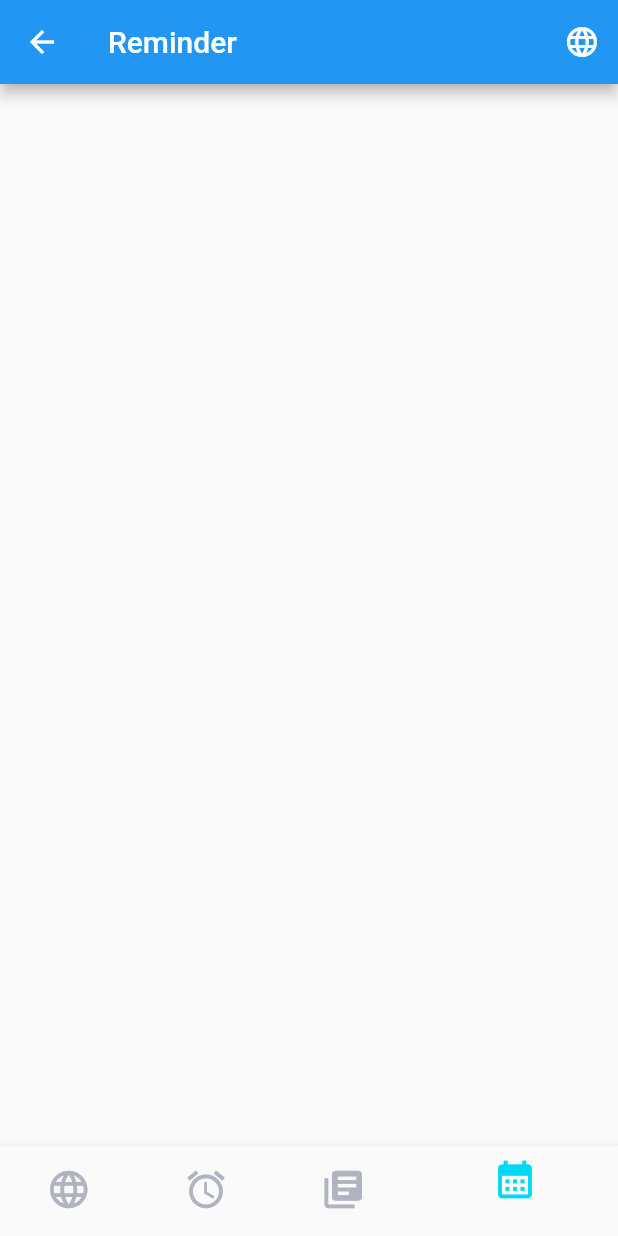
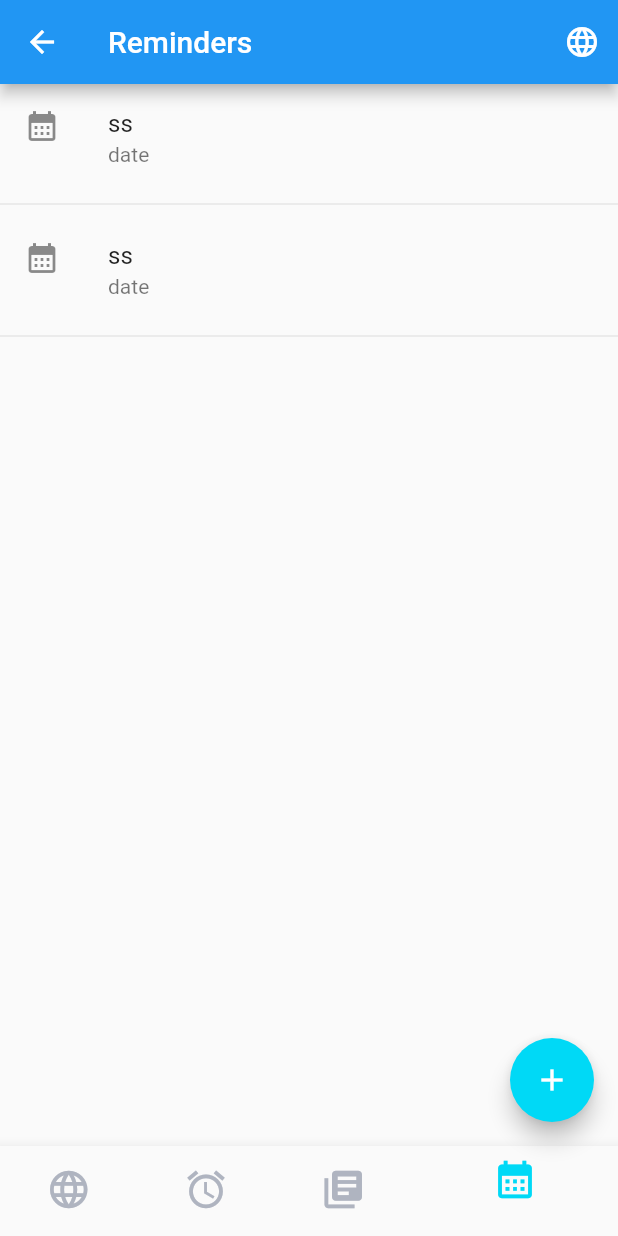
Before and after one commit to TharinduBalasooriya/FutterClockApp, a Flutter app: the Reminder screen opened by its route, on a phone screen of 412 x 824 dp. Run offline on Flutter 3.47's test engine with Material 2 defaults, Android fonts, the light colour scheme and no system bars; drawn by our look-alikes of flutter_slidable; our stand-ins replace date_time_picker, device_preview, google_fonts.

Commit message:
new reminder uis

```diff
--- a/lib/main.dart
+++ b/lib/main.dart
@@ -1,5 +1,6 @@
 import 'package:clock_app/pages/alarm.dart';
 import 'package:clock_app/pages/reminder.dart';
+import 'package:clock_app/pages/reminder_form.dart';
 import 'package:clock_app/pages/todo.dart';
 import 'package:clock_app/pages/world_clock.dart';
 import 'package:flutter/foundation.dart';
@@ -32,6 +33,7 @@ class MyApp extends StatelessWidget {
         Alarm.routeName:(context)=> const Alarm(),
         Reminder.routeName:(context)=> const Reminder(),
         ToDoList.routeName:(context)=> const ToDoList(),
+        Reminder_form.routeName:(context)=> const Reminder_form(),
 
       },
 
--- a/lib/pages/reminder.dart
+++ b/lib/pages/reminder.dart
@@ -1,11 +1,12 @@
+import 'package:clock_app/pages/reminder_form.dart';
 import 'package:clock_app/pages/world_clock.dart';
 import 'package:flutter/material.dart';
-
+import 'package:flutter_slidable/flutter_slidable.dart';
 import '../component/navBar.dart';
 
 class Reminder extends StatefulWidget {
   static const String routeName = '/reminder';
-  const Reminder({ Key? key }) : super(key: key);
+  const Reminder({Key? key}) : super(key: key);
 
   @override
   State<Reminder> createState() => _ReminderState();
@@ -16,17 +17,111 @@ class _ReminderState extends State<Reminder> {
   Widget build(BuildContext context) {
     return Scaffold(
       appBar: AppBar(
-        title: const Text("Reminder"),
+        title: const Text("Reminders"),
         actions: <Widget>[
           IconButton(
             icon: const Icon(Icons.language),
             onPressed: () {
-             Navigator.pushNamedAndRemoveUntil(context, WorldClock.routeName, (r) => false);
+              Navigator.pushNamedAndRemoveUntil(
+                  context, WorldClock.routeName, (r) => false);
             },
           ),
         ],
       ),
-      bottomNavigationBar: const NavBar(currItem: 3,),
+      floatingActionButton: FloatingActionButton(
+        child: Icon(Icons.add),
+        backgroundColor: const Color.fromARGB(255, 0, 217, 246),
+        foregroundColor: Colors.white,
+        onPressed: () {
+          // handle the press
+          Navigator.push(
+            context,
+            MaterialPageRoute(builder: (context) => const Reminder_form()),
+          );
+        },
+      ),
+      /*floatingActionButton:FloatingActionButton.extended(
+        onPressed: () {},
+        icon: Icon(Icons.save),
+        label: Text("Save"),
+      ), */
+      body: (ListView(
+        children: const [
+          ListTile(
+            leading: Icon(Icons.calendar_month),
+            title: Text("ss"),
+            subtitle: Text("date"),
+          ),
+          Divider(),
+          Slidable(
+            // Specify a key if the Slidable is dismissible.
+            key: ValueKey(0),
+
+            // The start action pane is the one at the left or the top side.
+            startActionPane: ActionPane(
+              // A motion is a widget used to control how the pane animates.
+              motion: ScrollMotion(),
+
+              // A pane can dismiss the Slidable.
+              // dismissible: DismissiblePane(onDismissed: () {}),
+
+              // All actions are defined in the children parameter.
+              children: [
+                // A SlidableAction can have an icon and/or a label.
+                SlidableAction(
+                  onPressed: null,
+                  backgroundColor: Color(0xFFFE4A49),
+                  foregroundColor: Colors.white,
+                  icon: Icons.delete,
+                  label: 'Delete',
+                ),
+                SlidableAction(
+                  onPressed: null,
+                  backgroundColor: Color(0xFF21B7CA),
+                  foregroundColor: Colors.white,
+                  icon: Icons.edit,
+                  label: 'Edit',
+                ),
+              ],
+            ),
+
+            // The end action pane is the one at the right or the bottom side.
+            endActionPane: ActionPane(
+              motion: ScrollMotion(),
+              children: [
+                SlidableAction(
+                  // An action can be bigger than the others.
+                  flex: 2,
+                  onPressed: null,
+                  backgroundColor: Color(0xFF7BC043),
+                  foregroundColor: Colors.white,
+                  icon: Icons.archive,
+                  label: 'View',
+                ),
+                SlidableAction(
+                  onPressed: null,
+                  backgroundColor: Color(0xFF0392CF),
+                  foregroundColor: Colors.white,
+                  icon: Icons.save,
+                  label: 'Save',
+                ),
+              ],
+            ),
+
+            // The child of the Slidable is what the user sees when the
+            // component is not dragged.
+            child: const ListTile(
+              leading: Icon(Icons.calendar_month),
+              title: Text("ss"),
+              subtitle: Text("date"),
+            ),
+          ),
+          Divider(),
+        ],
+      )),
+      bottomNavigationBar: const NavBar(
+        currItem: 3,
+      ),
     );
   }
 }
--- a/pubspec.yaml
+++ b/pubspec.yaml
@@ -37,6 +37,10 @@ dependencies:
   device_preview: ^1.0.0
   google_fonts: ^2.3.1
   http: ^0.13.4
+  flutter_datetime_picker: ^1.5.1
+  date_time_picker: ^2.1.0
+  geolocator: ^5.3.1
+  flutter_slidable: ^1.2.0
 
 dev_dependencies:
   flutter_test:
```
Also changed, not shown: lib/pages/reminder_form.dart (added, +228 -0 lines), pubspec.lock.
